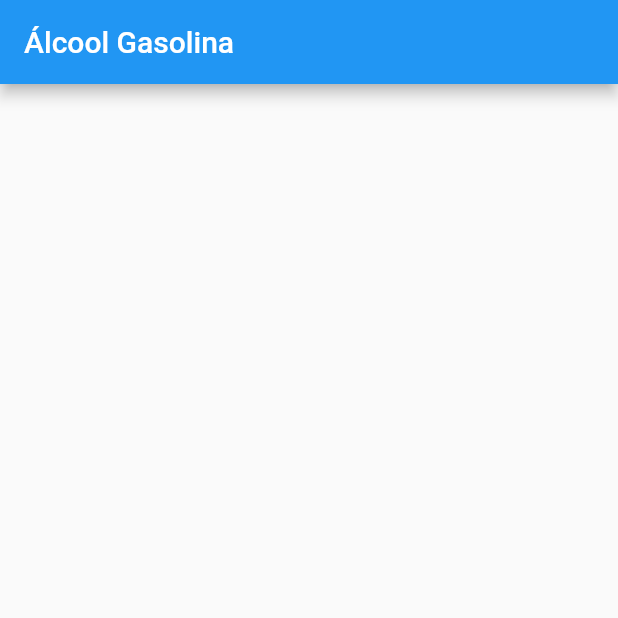
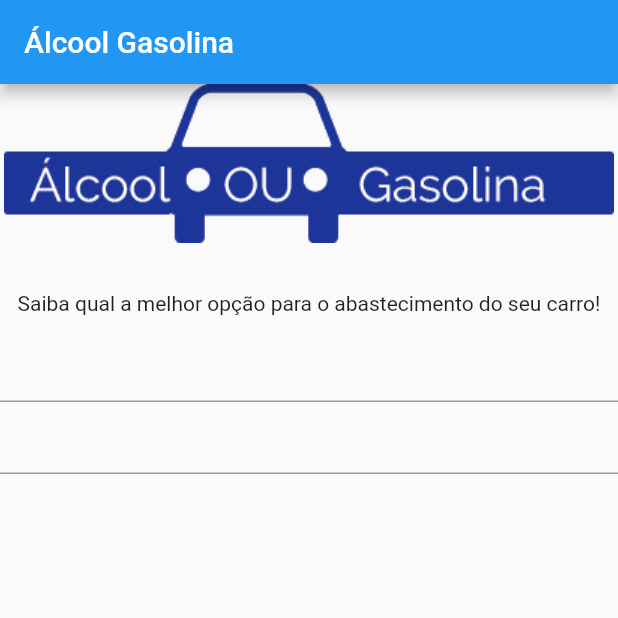
Before and after one commit to PauloRotundaro/Projeto_C214-L2, a Flutter app: the screen it shows after launch, on a phone screen of 412 x 824 dp, the top half of it. Run offline on Flutter 3.47's test engine with Material 2 defaults, Android fonts, the phone set to English and light mode, and no system bars.

Commit message:
Layout progresso

```diff
--- a/lib/Home.dart
+++ b/lib/Home.dart
@@ -17,7 +17,21 @@ class _HomeState extends State<Home> {
       ),
       body: Container(
         child: Column(
-
+          children: [
+            Padding(
+              padding: EdgeInsets.only(bottom: 32),
+              child: Image.asset("imagens/logo.png"),
+            ),
+            Padding(
+              padding: EdgeInsets.only(bottom: 10),
+              child: Text("Saiba qual a melhor opção para o abastecimento do seu carro!"),
+            ),
+            TextField(),
+            TextField(),
+            Padding(
+              padding: EdgeInsets.only(top: 10)
+              ,),
+          ],
         ),
       ),
     );
--- a/pubspec.yaml
+++ b/pubspec.yaml
@@ -63,6 +63,8 @@ flutter:
   #   - images/a_dot_ham.jpeg
   # An image asset can refer to one or more resolution-specific "variants", see
   # https://flutter.dev/assets-and-images/#resolution-aware.
+  assets:
+    - imagens/logo.png
 
   # For details regarding adding assets from package dependencies, see
   # https://flutter.dev/assets-and-images/#from-packages
```
Also changed, not shown: imagens/logo.png (added).
